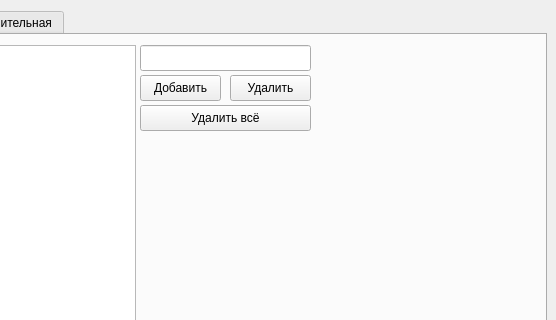
The window that mainwindow.ui (KeyartDev/Qt-Education) describes before a commit, drawn with Qt 5; both pictures show x 141 to 697 and y 0 to 320 of the 697 by 420 pixel window.
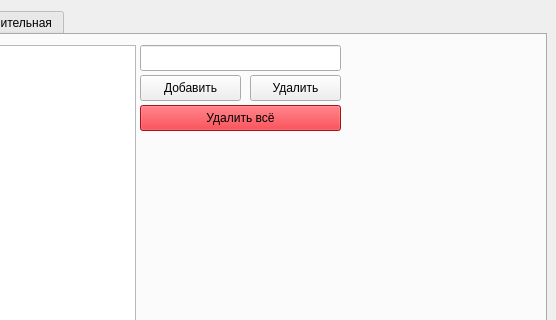
The same window after the commit. Icons and pictures are not drawn.

Patch:
```diff
--- a/mainwindow.ui
+++ b/mainwindow.ui
@@ -45,7 +45,7 @@
          <rect>
           <x>270</x>
           <y>10</y>
-          <width>171</width>
+          <width>201</width>
           <height>26</height>
          </rect>
         </property>
@@ -55,7 +55,7 @@
          <rect>
           <x>270</x>
           <y>40</y>
-          <width>81</width>
+          <width>101</width>
           <height>26</height>
          </rect>
         </property>
@@ -66,9 +66,9 @@
        <widget class="QPushButton" name="remove">
         <property name="geometry">
          <rect>
-          <x>360</x>
+          <x>380</x>
           <y>40</y>
-          <width>81</width>
+          <width>91</width>
           <height>26</height>
          </rect>
         </property>
@@ -81,10 +81,13 @@
          <rect>
           <x>270</x>
           <y>70</y>
-          <width>171</width>
+          <width>201</width>
           <height>26</height>
          </rect>
         </property>
+        <property name="styleSheet">
+         <string notr="true">background-color: rgb(224, 27, 36);</string>
+        </property>
         <property name="text">
          <string>Удалить всё</string>
         </property>
```
Left out of the diff: 10 changed lines with no effect on the pictures.
